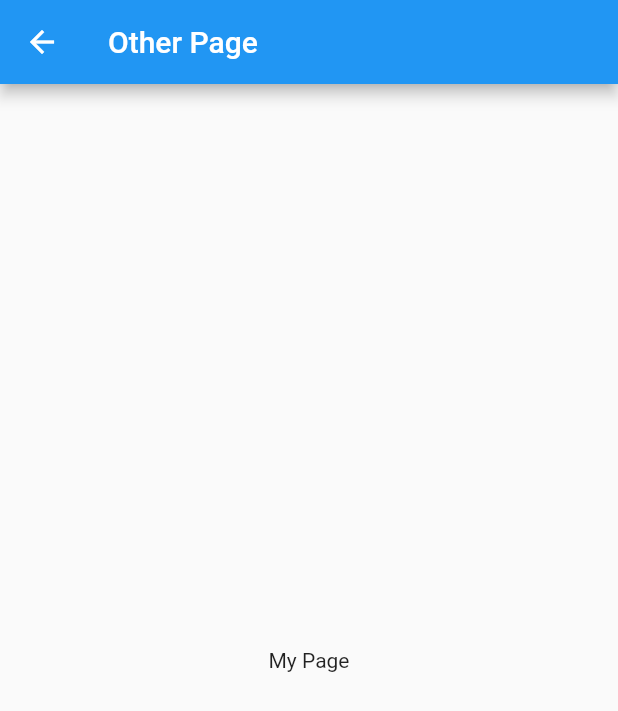
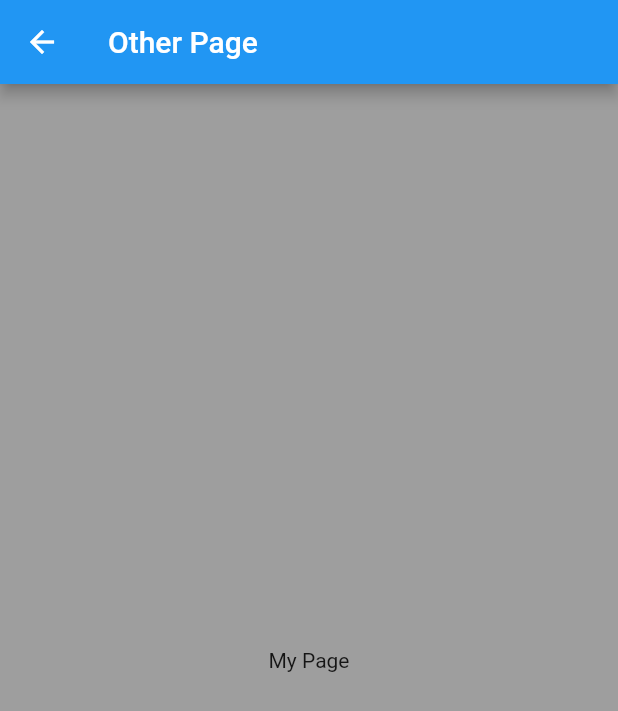
Before and after one commit to tguizelini/flutter-page-transition-animation, a Flutter app: the OtherPage screen opened directly, on a phone screen of 412 x 824 dp. Shown: the top 711 px of the screen. Run offline on Flutter 3.47's test engine with Material 2 defaults, Android fonts, the phone set to English and light mode, and no system bars.

Commit message:
making transitions

```diff
--- a/lib/pages/other_page.dart
+++ b/lib/pages/other_page.dart
@@ -5,8 +5,11 @@ class OtherPage extends StatelessWidget {
   Widget build(BuildContext context) {
     return Scaffold(
       appBar: AppBar(title: Text("Other Page")),
-      body: Center(
-        child: Text("My Page")
+      body: Container(
+        color: Colors.grey,
+        child: Center(
+          child: Text("My Page")
+        ),
       ),
     );
   }
```
Also changed, not shown: lib/pages/home.dart (+12 -4 lines).
